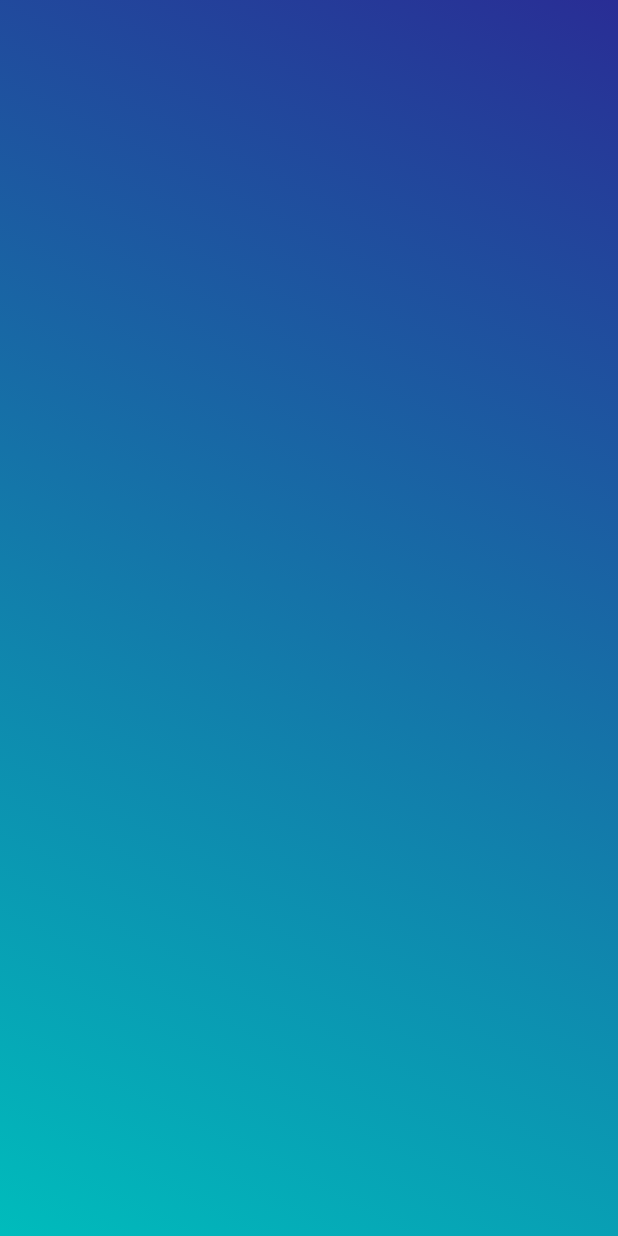
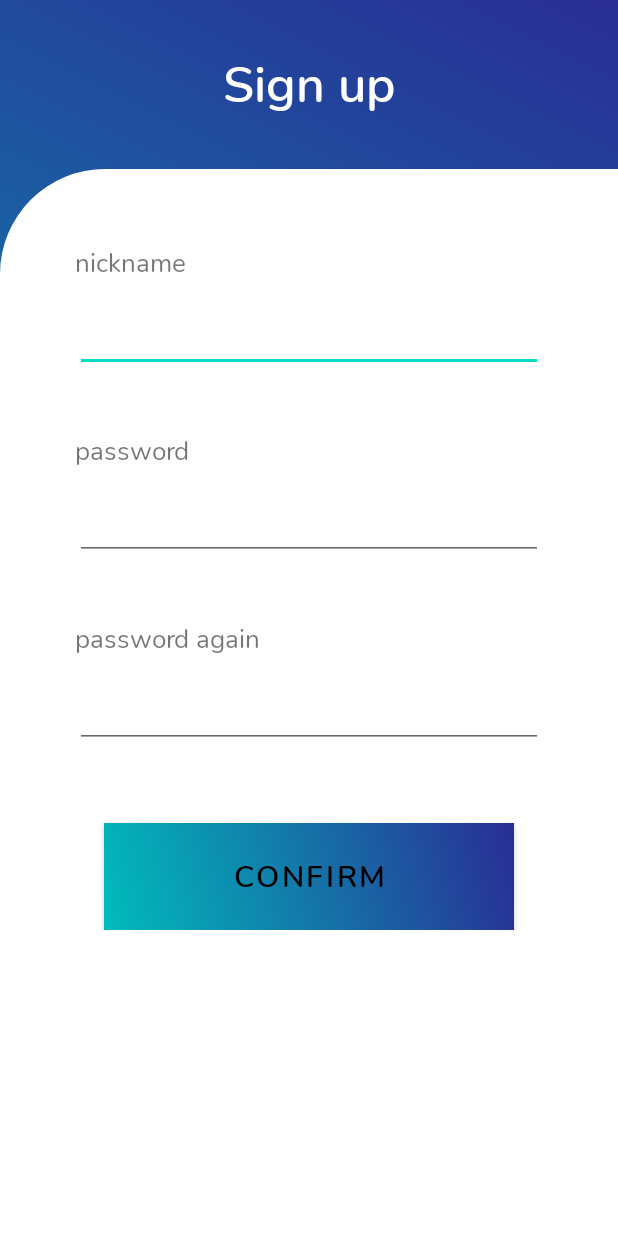
Before and after one commit to hyper-hronoz/Samsung_normal_annual_project, an Android app: the screen it shows after launch (SignUpActivity), after a tap on "CONFIRM", on a phone screen of 412 x 824 dp. Run offline under Robolectric (Android 15) with nearby library versions, the phone set to English and light mode, and no system bars.

Commit message:
Да это пиздец полный какже я затрахался, одна опечатка 30 мин поиска бомбит так, что Илон Маск может добраться на моем пердаке до марса за один doge. Короче сделал я все нормально теперь активити для регистрации надо допилить

```diff
--- a/app/src/main/java/com/example/samsungnormalannualproject/SignUpActivity.java
+++ b/app/src/main/java/com/example/samsungnormalannualproject/SignUpActivity.java
@@ -38,6 +38,20 @@ public class SignUpActivity extends AppCompatActivity {
                         | View.SYSTEM_UI_FLAG_HIDE_NAVIGATION);
     }
 
+    private void setBackGround() {
+        boolean isMen = getIntent().getExtras().getBoolean(SelectGenderActivity.GENDER);
+
+        System.out.println(this.view);
+
+        if (isMen) {
+            this.view.setBackgroundResource(R.drawable.select_gender_gradient_boy);
+        }
+
+        if (!isMen) {
+            this.view.setBackgroundResource(R.drawable.select_gender_gradient_girl);
+        }
+    }
+
     @Override
     protected void onCreate(Bundle savedInstanceState) {
         super.onCreate(savedInstanceState);
@@ -54,25 +68,10 @@ public class SignUpActivity extends AppCompatActivity {
         getSupportActionBar().hide();
         this.getWindow().setFlags(WindowManager.LayoutParams.FLAG_FULLSCREEN, WindowManager.LayoutParams.FLAG_FULLSCREEN);
 
-
-
-
         setContentView(R.layout.activity_sign_up);
-
-        boolean isMen = getIntent().getExtras().getBoolean(SelectGenderActivity.GENDER);
-
-        System.out.println("is men " + isMen);
 
         this.view = (View) findViewById(R.id.sign_up_view);
 
-        System.out.println(this.view);
-
-        if (isMen) {
-            this.view.setBackgroundResource(R.drawable.select_gender_gradient_boy);
-        }
-
-        if (!isMen) {
-            this.view.setBackgroundResource(R.drawable.select_gender_gradient_girl);
-        }
+        setBackGround();
     }
 }
--- a/app/src/main/res/drawable/gender_confirm_button_gradient.xml
+++ b/app/src/main/res/drawable/gender_confirm_button_gradient.xml
@@ -6,7 +6,7 @@
             <stroke android:width="0dp"/>
             <gradient
                 android:angle="45"
-                android:startColor="#ffffff"
+                android:startColor="#ebf5ee"
                 android:endColor="#B6FBFF"/>
         </shape>
     </item>
--- /dev/null
+++ b/app/src/main/res/drawable/login_registrate_background.xml
@@ -0,0 +1,10 @@
+<?xml version="1.0" encoding="utf-8"?>
+<selector xmlns:android="http://schemas.android.com/apk/res/android">
+    <item>
+        <shape>
+            <corners android:topLeftRadius="70dp"></corners>
+            <solid android:color="#ffffff" />
+        </shape>
+    </item>
+
+</selector>
--- a/app/src/main/res/layout/activity_sign_up.xml
+++ b/app/src/main/res/layout/activity_sign_up.xml
@@ -4,7 +4,128 @@
     xmlns:tools="http://schemas.android.com/tools"
     android:id="@+id/sign_up_view"
     android:layout_width="match_parent"
+    android:background="@drawable/select_gender_gradient_boy"
     android:layout_height="match_parent"
     tools:context=".SignUpActivity">
 
+    <LinearLayout
+        android:layout_width="match_parent"
+        android:layout_height="match_parent"
+        android:orientation="vertical"
+        android:weightSum="100"
+        >
+
+        <TextView
+            android:id="@+id/textView2"
+            style="@style/activity_heading"
+            android:layout_width="fill_parent"
+            android:layout_height="wrap_content"
+            android:layout_weight="30"
+            android:gravity="center"
+            android:text="Sign up"
+            app:layout_constraintEnd_toEndOf="parent"
+            app:layout_constraintHorizontal_bias="0.498"
+            app:layout_constraintStart_toStartOf="parent"
+            app:layout_constraintTop_toTopOf="parent" />
+
+        <RelativeLayout
+            android:layout_width="match_parent"
+            android:layout_height="wrap_content"
+            android:layout_weight="70"
+            android:background="@drawable/login_registrate_background"
+            android:orientation="vertical"
+            app:layout_constraintBottom_toBottomOf="parent">
+
+            <LinearLayout
+                android:layout_width="match_parent"
+                android:layout_height="wrap_content"
+                android:orientation="vertical"
+                android:padding="50dp">
+
+                <TextView
+                    android:id="@+id/textView3"
+                    style="@style/input_label"
+                    android:layout_width="wrap_content"
+                    android:layout_height="wrap_content"
+                    android:layout_above="@+id/editTextTextPassword"
+                    android:layout_alignParentStart="true"
+                    android:layout_alignParentLeft="true"
+                    android:layout_alignParentTop="true"
+                    android:text="nickname" />
+
+                <EditText
+                    android:id="@+id/editTextTextLogin"
+                    android:layout_width="match_parent"
+                    android:layout_height="60dp"
+                    android:layout_alignParentTop="true"
+                    android:layout_alignParentEnd="true"
+                    android:layout_alignParentRight="true"
+                    android:ems="10"
+                    android:layout_marginBottom="40dp"
+                    android:inputType="textPassword" />
+
+
+                <TextView
+                    android:id="@+id/textView4"
+                    style="@style/input_label"
+                    android:layout_width="wrap_content"
+                    android:layout_height="wrap_content"
+                    android:layout_above="@+id/editTextTextPassword"
+                    android:layout_alignParentStart="true"
+                    android:layout_alignParentLeft="true"
+                    android:layout_alignParentTop="true"
+                    android:text="password" />
+
+                <EditText
+                    android:id="@+id/editTextTextPassword"
+                    android:layout_width="match_parent"
+                    android:layout_height="60dp"
+                    android:layout_alignParentTop="true"
+                    android:layout_alignParentEnd="true"
+                    android:layout_alignParentRight="true"
+                    android:ems="10"
+                    android:layout_marginBottom="40dp"
+                    android:inputType="textPassword" />
+
+
+                <TextView
+                    android:id="@+id/textView5"
+                    style="@style/input_label"
+                    android:layout_width="wrap_content"
+                    android:layout_height="wrap_content"
+                    android:layout_above="@+id/editTextTextPassword"
+                    android:layout_alignParentStart="true"
+                    android:layout_alignParentLeft="true"
+                    android:layout_alignParentTop="true"
+                    android:text="password again" />
+
+                <EditText
+                    android:id="@+id/editTextTextPasswordAgain"
+                    android:layout_width="match_parent"
+                    android:layout_height="60dp"
+                    android:layout_alignParentTop="true"
+                    android:layout_alignParentEnd="true"
+                    android:layout_alignParentRight="true"
+                    android:ems="10"
+                    android:layout_marginBottom="50dp"
+                    android:inputType="textPassword" />
+
+                <Button
+                    android:id="@+id/button2"
+                    style="@style/gender_confirm_button"
+                    android:layout_width="wrap_content"
+                    android:layout_height="wrap_content"
+                    android:layout_gravity="center"
+                    android:background="@drawable/select_gender_gradient_boy"
+                    android:text="Confirm"
+                    app:backgroundTint="#00FFFFFF"
+                    app:backgroundTintMode="src_over" />
+
+            </LinearLayout>
+
+
+
+        </RelativeLayout>
+
+    </LinearLayout>
 </androidx.constraintlayout.widget.ConstraintLayout>
--- a/app/src/main/res/values/style.xml
+++ b/app/src/main/res/values/style.xml
@@ -20,11 +20,22 @@
         <item name="android:textSize">20dp</item>
         <item name="android:textColor">@color/black</item>
         <item name="android:typeface">monospace</item>
-        <item name="android:paddingVertical" tools:targetApi="o">15dp</item>
+        <item name="android:paddingVertical" tools:targetApi="o">10dp</item>
         <item name="android:paddingHorizontal" tools:targetApi="o">86dp</item>
         <item name="android:fontFamily">@font/nunito_semibold</item>
         <item name="android:layout_width">wrap_content</item>
         <item name="android:layout_height">wrap_content</item>
         <item name="android:background">@drawable/gender_confirm_button_gradient</item>
     </style>
+
+    <style name="activity_heading">
+        <item name="android:textSize">33sp</item>
+        <item name="android:fontFamily">@font/nunito_semibold</item>
+        <item name="android:textColor">@color/white</item>
+    </style>
+
+    <style name="input_label">
+        <item name="android:textSize">17sp</item>
+        <item name="fontFamily">@font/nunito_regular</item>
+    </style>
 </resources>
```
